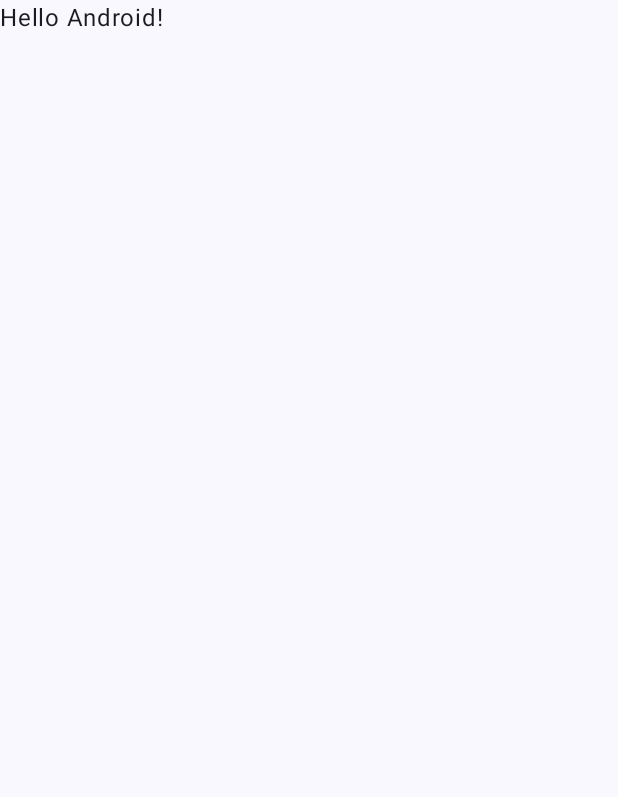
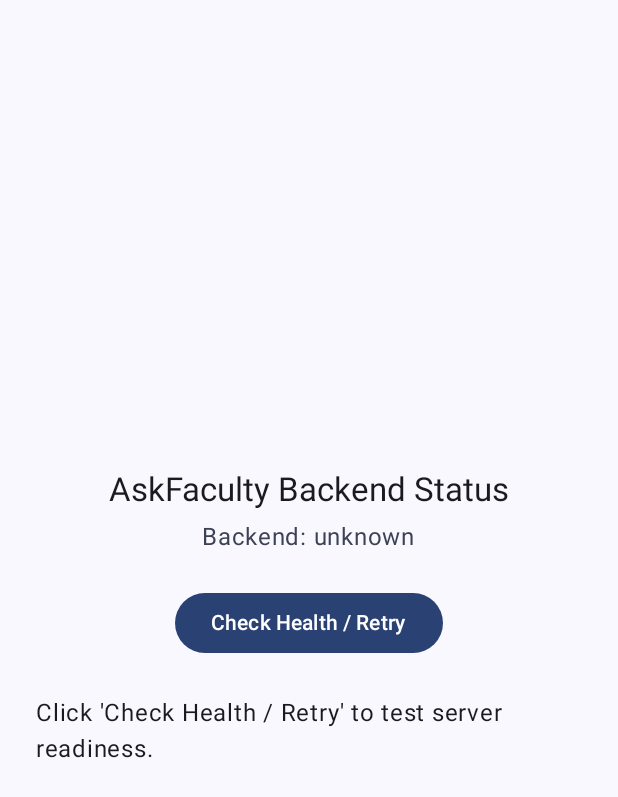
Before and after one commit to chandan-rauniyar/askfaculty-android-app, an Android app built with Jetpack Compose: the screen it shows after launch (MainActivity), on a phone screen of 412 x 824 dp. Before the commit the part shown is almost empty. Shown: the top 797 px of the screen. Run offline under Robolectric (Android 15) with nearby library versions, the phone set to English and light mode, and no system bars; our stand-ins replace Dagger/Hilt's generated code.

Commit message:
feat(s0.2): add Hilt DI, Retrofit/OkHttp network stack, envelope parser, AppError mapping, and resilient Health Screen

```diff
--- a/app/src/main/AndroidManifest.xml
+++ b/app/src/main/AndroidManifest.xml
@@ -2,7 +2,10 @@
 <manifest xmlns:android="http://schemas.android.com/apk/res/android"
     xmlns:tools="http://schemas.android.com/tools">
 
+    <uses-permission android:name="android.permission.INTERNET" />
+
     <application
+        android:name=".AskFacultyApp"
         android:allowBackup="true"
         android:dataExtractionRules="@xml/data_extraction_rules"
         android:fullBackupContent="@xml/backup_rules"
--- /dev/null
+++ b/app/src/main/java/com/chandan/askfaculty/AskFacultyApp.kt
@@ -0,0 +1,7 @@
+package com.chandan.askfaculty
+
+import android.app.Application
+import dagger.hilt.android.HiltAndroidApp
+
+@HiltAndroidApp
+class AskFacultyApp : Application()
--- a/app/src/main/java/com/chandan/askfaculty/MainActivity.kt
+++ b/app/src/main/java/com/chandan/askfaculty/MainActivity.kt
@@ -7,12 +7,12 @@ import androidx.activity.enableEdgeToEdge
 import androidx.compose.foundation.layout.fillMaxSize
 import androidx.compose.foundation.layout.padding
 import androidx.compose.material3.Scaffold
-import androidx.compose.material3.Text
-import androidx.compose.runtime.Composable
 import androidx.compose.ui.Modifier
-import androidx.compose.ui.tooling.preview.Preview
+import com.chandan.askfaculty.ui.health.HealthScreen
 import com.chandan.askfaculty.ui.theme.AskFacultyTheme
+import dagger.hilt.android.AndroidEntryPoint
 
+@AndroidEntryPoint
 class MainActivity : ComponentActivity() {
     override fun onCreate(savedInstanceState: Bundle?) {
         super.onCreate(savedInstanceState)
@@ -20,28 +20,9 @@ class MainActivity : ComponentActivity() {
         setContent {
             AskFacultyTheme {
                 Scaffold(modifier = Modifier.fillMaxSize()) { innerPadding ->
-                    Greeting(
-                        name = "Android",
-                        modifier = Modifier.padding(innerPadding)
-                    )
+                    HealthScreen(modifier = Modifier.padding(innerPadding))
                 }
             }
         }
     }
 }
-
-@Composable
-fun Greeting(name: String, modifier: Modifier = Modifier) {
-    Text(
-        text = "Hello $name!",
-        modifier = modifier
-    )
-}
-
-@Preview(showBackground = true)
-@Composable
-fun GreetingPreview() {
-    AskFacultyTheme {
-        Greeting("Android")
-    }
-}
--- /dev/null
+++ b/app/src/main/java/com/chandan/askfaculty/data/remote/ApiService.kt
@@ -0,0 +1,10 @@
+package com.chandan.askfaculty.data.remote
+
+import com.chandan.askfaculty.data.remote.model.ApiResponse
+import com.chandan.askfaculty.data.remote.model.HealthResponse
+import retrofit2.http.GET
+
+interface ApiService {
+    @GET("/health/ready")
+    suspend fun getHealthReady(): ApiResponse<HealthResponse>
+}
--- /dev/null
+++ b/app/src/main/java/com/chandan/askfaculty/data/remote/HealthApiService.kt
@@ -0,0 +1,10 @@
+package com.chandan.askfaculty.data.remote
+
+import com.chandan.askfaculty.data.remote.model.ApiResponse
+import com.chandan.askfaculty.data.remote.model.HealthResponse
+import retrofit2.http.GET
+
+interface HealthApiService {
+    @GET("health/ready")
+    suspend fun getHealthReady(): ApiResponse<HealthResponse>
+}
--- /dev/null
+++ b/app/src/main/java/com/chandan/askfaculty/di/NetworkModule.kt
@@ -0,0 +1,102 @@
+package com.chandan.askfaculty.di
+
+import android.util.Log
+import com.chandan.askfaculty.BuildConfig
+import com.chandan.askfaculty.data.remote.ApiService
+import com.chandan.askfaculty.data.remote.HealthApiService
+import retrofit2.converter.kotlinx.serialization.asConverterFactory
+import dagger.Module
+import dagger.Provides
+import dagger.hilt.InstallIn
+import dagger.hilt.components.SingletonComponent
+import kotlinx.serialization.json.Json
+import okhttp3.MediaType.Companion.toMediaType
+import okhttp3.OkHttpClient
+import okhttp3.logging.HttpLoggingInterceptor
+import retrofit2.Retrofit
+import java.util.concurrent.TimeUnit
+import javax.inject.Named
+import javax.inject.Singleton
+
+@Module
+@InstallIn(SingletonComponent::class)
+object NetworkModule {
+
+    @Provides
+    @Singleton
+    fun provideJson(): Json = Json {
+        ignoreUnknownKeys = true
+        isLenient = true
+        coerceInputValues = true
+    }
+
+    @Provides
+    @Singleton
+    fun provideOkHttpClient(): OkHttpClient {
+        val builder = OkHttpClient.Builder()
+            .connectTimeout(10, TimeUnit.SECONDS)
+            .readTimeout(10, TimeUnit.SECONDS)
+            .writeTimeout(10, TimeUnit.SECONDS)
+
+        if (BuildConfig.DEBUG) {
+            val loggingInterceptor = HttpLoggingInterceptor { message ->
+                Log.d("OkHttpNetwork", message)
+            }.apply {
+                level = HttpLoggingInterceptor.Level.HEADERS
+            }
+            builder.addInterceptor(loggingInterceptor)
+        }
+
+        return builder.build()
+    }
+
+    @Provides
+    @Singleton
+    @Named("root")
+    fun provideRootRetrofit(okHttpClient: OkHttpClient, json: Json): Retrofit {
+        val rawBase = BuildConfig.API_BASE_URL.removeSuffix("/")
+        val rootBase = if (rawBase.endsWith("/api/v1")) {
+            rawBase.removeSuffix("/api/v1") + "/"
+        } else {
+            rawBase + "/"
+        }
+
+        val contentType = "application/json".toMediaType()
+        return Retrofit.Builder()
+            .baseUrl(rootBase)
+            .client(okHttpClient)
+            .addConverterFactory(json.asConverterFactory(contentType))
+            .build()
+    }
+
+    @Provides
+    @Singleton
+    @Named("api")
+    fun provideApiRetrofit(okHttpClient: OkHttpClient, json: Json): Retrofit {
+        val rawBase = BuildConfig.API_BASE_URL.removeSuffix("/")
+        val apiBase = if (rawBase.endsWith("/api/v1")) {
+            rawBase + "/"
+        } else {
+            rawBase + "/api/v1/"
+        }
+
+        val contentType = "application/json".toMediaType()
+        return Retrofit.Builder()
+            .baseUrl(apiBase)
+            .client(okHttpClient)
+            .addConverterFactory(json.asConverterFactory(contentType))
+            .build()
+    }
+
+    @Provides
+    @Singleton
+    fun provideHealthApiService(@Named("root") rootRetrofit: Retrofit): HealthApiService {
+        return rootRetrofit.create(HealthApiService::class.java)
+    }
+
+    @Provides
+    @Singleton
+    fun provideApiService(@Named("api") apiRetrofit: Retrofit): ApiService {
+        return apiRetrofit.create(ApiService::class.java)
+    }
+}
--- /dev/null
+++ b/app/src/main/java/com/chandan/askfaculty/ui/health/HealthScreen.kt
@@ -0,0 +1,84 @@
+package com.chandan.askfaculty.ui.health
+
+import androidx.compose.foundation.layout.*
+import androidx.compose.material3.*
+import androidx.compose.runtime.*
+import androidx.compose.ui.Alignment
+import androidx.compose.ui.Modifier
+import androidx.compose.ui.unit.dp
+import androidx.hilt.navigation.compose.hiltViewModel
+
+@Composable
+fun HealthScreen(
+    modifier: Modifier = Modifier,
+    viewModel: HealthViewModel = hiltViewModel()
+) {
+    val uiState by viewModel.uiState.collectAsState()
+
+    Surface(
+        modifier = modifier.fillMaxSize(),
+        color = MaterialTheme.colorScheme.background
+    ) {
+        Column(
+            modifier = Modifier
+                .fillMaxSize()
+                .padding(24.dp),
+            verticalArrangement = Arrangement.Center,
+            horizontalAlignment = Alignment.CenterHorizontally
+        ) {
+            Text(
+                text = "AskFaculty Backend Status",
+                style = MaterialTheme.typography.titleLarge
+            )
+            Spacer(modifier = Modifier.height(8.dp))
+            Text(
+                text = when (uiState) {
+                    is HealthUiState.Success -> "Backend: ok"
+                    is HealthUiState.Error -> "Backend: offline"
+                    else -> "Backend: unknown"
+                },
+                style = MaterialTheme.typography.bodyLarge,
+                color = when (uiState) {
+                    is HealthUiState.Success -> MaterialTheme.colorScheme.primary
+                    is HealthUiState.Error -> MaterialTheme.colorScheme.error
+                    else -> MaterialTheme.colorScheme.secondary
+                }
+            )
+
+            Spacer(modifier = Modifier.height(24.dp))
+
+            Button(onClick = { viewModel.checkHealth() }) {
+                Text("Check Health / Retry")
+            }
+
+            Spacer(modifier = Modifier.height(24.dp))
+
+            when (val state = uiState) {
+                is HealthUiState.Idle -> {
+                    Text("Click 'Check Health / Retry' to test server readiness.")
+                }
+                is HealthUiState.Loading -> {
+                    CircularProgressIndicator()
+                }
+                is HealthUiState.Success -> {
+                    Text(
+                        text = "Status: ${state.health.status}",
+                        style = MaterialTheme.typography.bodyMedium
+                    )
+                    Spacer(modifier = Modifier.height(8.dp))
+                    Text("Checks:")
+                    state.health.checks.forEach { (key, value) ->
+                        Text("- $key: $value")
+                    }
+                }
+                is HealthUiState.Error -> {
+                    Text(
+                        text = state.message,
+                        color = MaterialTheme.colorScheme.error,
+                        style = MaterialTheme.typography.bodyMedium
+                    )
+                }
+            }
+        }
+    }
+}
--- /dev/null
+++ b/app/src/main/java/com/chandan/askfaculty/ui/health/HealthViewModel.kt
@@ -0,0 +1,43 @@
+package com.chandan.askfaculty.ui.health
+
+import androidx.lifecycle.ViewModel
+import androidx.lifecycle.viewModelScope
+import com.chandan.askfaculty.data.remote.AppError
+import com.chandan.askfaculty.data.remote.HealthApiService
+import com.chandan.askfaculty.data.remote.model.HealthResponse
+import com.chandan.askfaculty.data.remote.unwrap
+import dagger.hilt.android.lifecycle.HiltViewModel
+import kotlinx.coroutines.flow.MutableStateFlow
+import kotlinx.coroutines.flow.StateFlow
+import kotlinx.coroutines.flow.asStateFlow
+import kotlinx.coroutines.launch
+import javax.inject.Inject
+
+sealed interface HealthUiState {
+    object Idle : HealthUiState
+    object Loading : HealthUiState
+    data class Success(val health: HealthResponse) : HealthUiState
+    data class Error(val message: String) : HealthUiState
+}
+
+@HiltViewModel
+class HealthViewModel @Inject constructor(
+    private val healthApiService: HealthApiService
+) : ViewModel() {
+
+    private val _uiState = MutableStateFlow<HealthUiState>(HealthUiState.Idle)
+    val uiState: StateFlow<HealthUiState> = _uiState.asStateFlow()
+
+    fun checkHealth() {
+        viewModelScope.launch {
+            _uiState.value = HealthUiState.Loading
+            try {
+                val response = healthApiService.getHealthReady().unwrap()
+                _uiState.value = HealthUiState.Success(response)
+            } catch (e: Exception) {
+                val appError = AppError.from(e)
+                _uiState.value = HealthUiState.Error(appError.message)
+            }
+        }
+    }
+}
--- a/build.gradle.kts
+++ b/build.gradle.kts
@@ -2,4 +2,8 @@
 plugins {
     alias(libs.plugins.android.application) apply false
     alias(libs.plugins.kotlin.compose) apply false
+    alias(libs.plugins.ksp) apply false
+    alias(libs.plugins.hilt) apply false
+    alias(libs.plugins.kotlin.serialization) apply false
+    alias(libs.plugins.kotlin.android) apply false
 }
--- a/gradle.properties
+++ b/gradle.properties
@@ -18,6 +18,9 @@ org.gradle.configuration-cache=true
 # Kotlin code style for this project: "official" or "obsolete":
 kotlin.code.style=official
 
+android.useAndroidX=true
+android.enableJetifier=true
+
 # AskFaculty API Base URLs
-askfaculty.debug.baseUrl=http://10.0.2.2:5000/api/v1
+askfaculty.debug.baseUrl=http://10.0.2.2:5000
 askfaculty.release.baseUrl=
```
Also changed, not shown: app/build.gradle.kts (+27 -8 lines), app/src/main/java/com/chandan/askfaculty/data/remote/ApiError.kt (added, +98 -0 lines), app/src/main/java/com/chandan/askfaculty/data/remote/model/ApiResponse.kt (added, +29 -0 lines), app/src/main/java/com/chandan/askfaculty/data/remote/model/HealthResponse.kt (added, +9 -0 lines), gradle/libs.versions.toml (+36 -8 lines), 3 other files.
